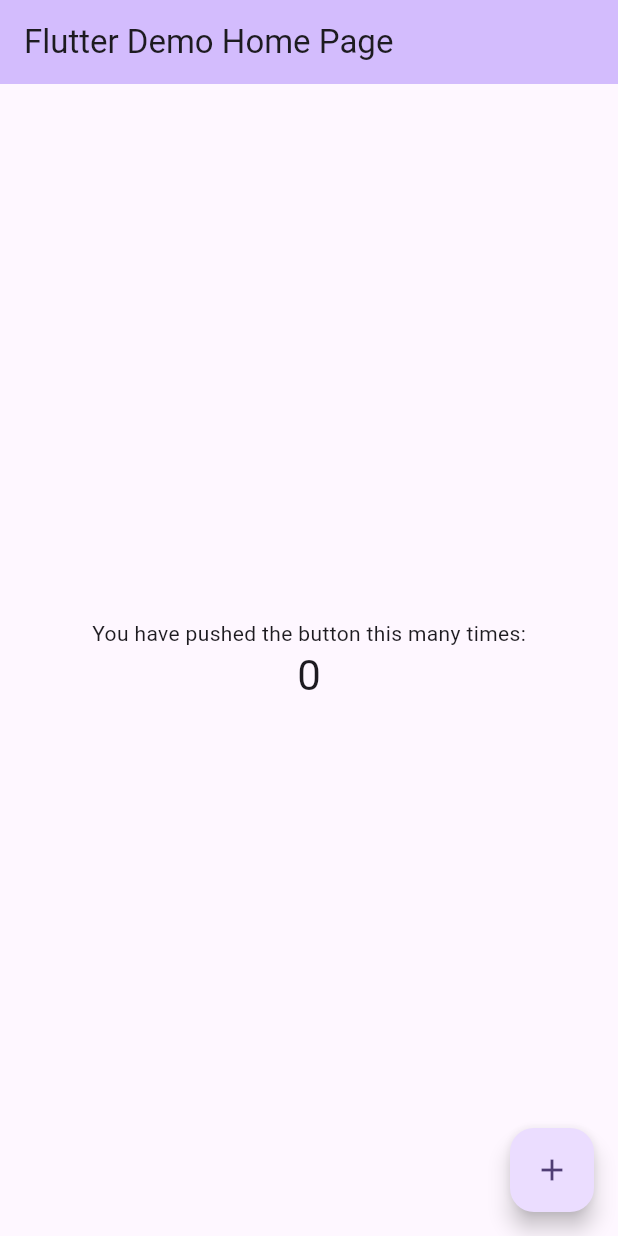
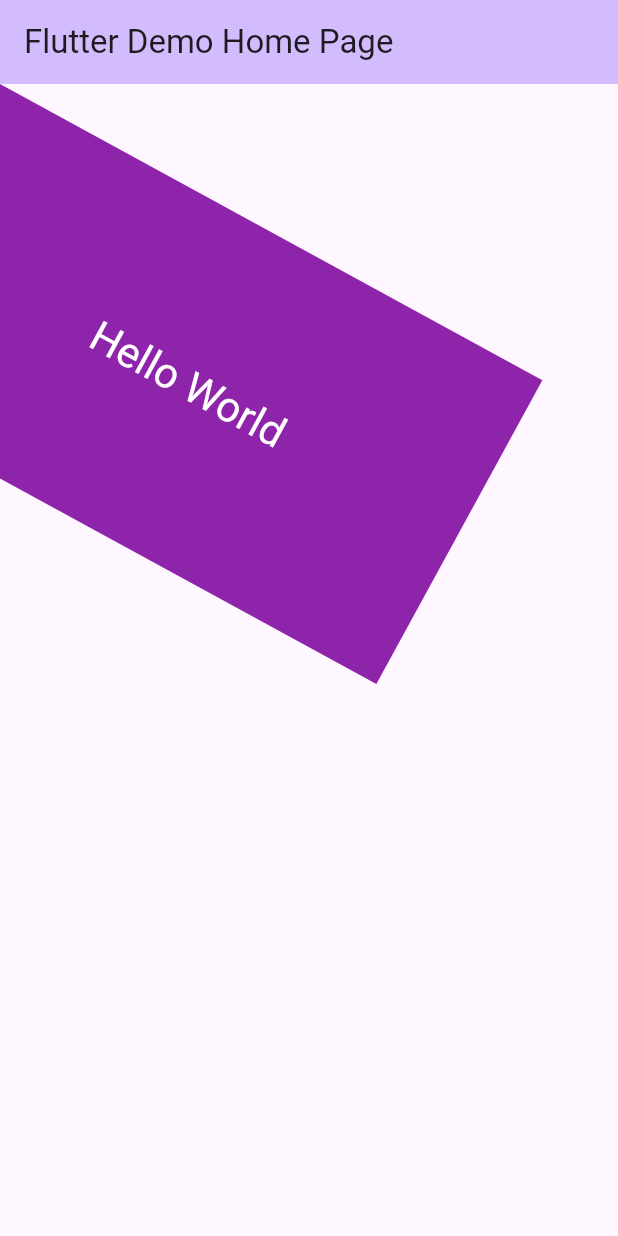
Before and after one commit to manelk/flutter_widgets, a Flutter app: the screen it shows after launch, on a phone screen of 412 x 824 dp. Run offline on Flutter 3.47's test engine with Material 2 defaults, Android fonts, the phone set to English and light mode, and no system bars.

Commit message:
container widget demo

```diff
--- a/lib/main.dart
+++ b/lib/main.dart
@@ -13,21 +13,6 @@ class MyApp extends StatelessWidget {
     return MaterialApp(
       title: 'Flutter Demo',
       theme: ThemeData(
-        // This is the theme of your application.
-        //
-        // TRY THIS: Try running your application with "flutter run". You'll see
-        // the application has a blue toolbar. Then, without quitting the app,
-        // try changing the seedColor in the colorScheme below to Colors.green
-        // and then invoke "hot reload" (save your changes or press the "hot
-        // reload" button in a Flutter-supported IDE, or press "r" if you used
-        // the command line to start the app).
-        //
-        // Notice that the counter didn't reset back to zero; the application
-        // state is not lost during the reload. To reset the state, use hot
-        // restart instead.
-        //
-        // This works for code too, not just values: Most code changes can be
-        // tested with just a hot reload.
         colorScheme: ColorScheme.fromSeed(seedColor: Colors.deepPurple),
         useMaterial3: true,
       ),
@@ -38,15 +23,6 @@ class MyApp extends StatelessWidget {
 
 class MyHomePage extends StatefulWidget {
   const MyHomePage({super.key, required this.title});
-
-  // This widget is the home page of your application. It is stateful, meaning
-  // that it has a State object (defined below) that contains fields that affect
-  // how it looks.
-
-  // This class is the configuration for the state. It holds the values (in this
-  // case the title) provided by the parent (in this case the App widget) and
-  // used by the build method of the State. Fields in a Widget subclass are
-  // always marked "final".
 
   final String title;
 
@@ -59,67 +35,31 @@ class _MyHomePageState extends State<MyHomePage> {
 
   void _incrementCounter() {
     setState(() {
-      // This call to setState tells the Flutter framework that something has
-      // changed in this State, which causes it to rerun the build method below
-      // so that the display can reflect the updated values. If we changed
-      // _counter without calling setState(), then the build method would not be
-      // called again, and so nothing would appear to happen.
       _counter++;
     });
   }
 
   @override
   Widget build(BuildContext context) {
-    // This method is rerun every time setState is called, for instance as done
-    // by the _incrementCounter method above.
-    //
-    // The Flutter framework has been optimized to make rerunning build methods
-    // fast, so that you can just rebuild anything that needs updating rather
-    // than having to individually change instances of widgets.
     return Scaffold(
       appBar: AppBar(
-        // TRY THIS: Try changing the color here to a specific color (to
-        // Colors.amber, perhaps?) and trigger a hot reload to see the AppBar
-        // change color while the other colors stay the same.
         backgroundColor: Theme.of(context).colorScheme.inversePrimary,
-        // Here we take the value from the MyHomePage object that was created by
-        // the App.build method, and use it to set our appbar title.
         title: Text(widget.title),
       ),
-      body: Center(
-        // Center is a layout widget. It takes a single child and positions it
-        // in the middle of the parent.
-        child: Column(
-          // Column is also a layout widget. It takes a list of children and
-          // arranges them vertically. By default, it sizes itself to fit its
-          // children horizontally, and tries to be as tall as its parent.
-          //
-          // Column has various properties to control how it sizes itself and
-          // how it positions its children. Here we use mainAxisAlignment to
-          // center the children vertically; the main axis here is the vertical
-          // axis because Columns are vertical (the cross axis would be
-          // horizontal).
-          //
-          // TRY THIS: Invoke "debug painting" (choose the "Toggle Debug Paint"
-          // action in the IDE, or press "p" in the console), to see the
-          // wireframe for each widget.
-          mainAxisAlignment: MainAxisAlignment.center,
-          children: <Widget>[
-            const Text(
-              'You have pushed the button this many times:',
-            ),
-            Text(
-              '$_counter',
-              style: Theme.of(context).textTheme.headlineMedium,
-            ),
-          ],
+      body: Container(
+        constraints: BoxConstraints.expand(
+          height: Theme.of(context).textTheme.headlineMedium!.fontSize! * 1.1 + 200.0,
         ),
+        padding: const EdgeInsets.all(8.0),
+        color: Colors.purple[600],
+        alignment: Alignment.center,
+        transform: Matrix4.rotationZ(0.5),
+        child: Text('Hello World',
+            style: Theme.of(context)
+                .textTheme
+                .headlineMedium!
+                .copyWith(color: Colors.white)),
       ),
-      floatingActionButton: FloatingActionButton(
-        onPressed: _incrementCounter,
-        tooltip: 'Increment',
-        child: const Icon(Icons.add),
-      ), // This trailing comma makes auto-formatting nicer for build methods.
     );
   }
 }
```
